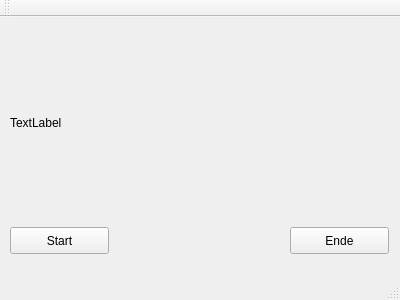
Old version of the form Client/mainwindow.ui in the repository ElectroStar/ETechnikProjekt.
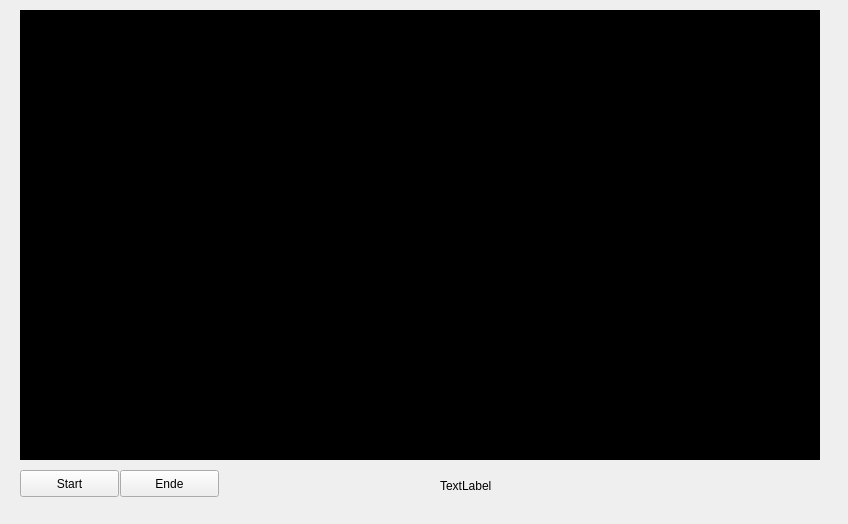
New version of the form.

Diff of the .ui file:
```diff
--- a/Client/mainwindow.ui
+++ b/Client/mainwindow.ui
@@ -6,8 +6,8 @@
    <rect>
     <x>0</x>
     <y>0</y>
-    <width>400</width>
-    <height>300</height>
+    <width>848</width>
+    <height>524</height>
    </rect>
   </property>
   <property name="windowTitle">
@@ -17,10 +17,10 @@
    <widget class="QLabel" name="lbl_label">
     <property name="geometry">
      <rect>
-      <x>10</x>
-      <y>10</y>
+      <x>440</x>
+      <y>470</y>
       <width>381</width>
-      <height>191</height>
+      <height>31</height>
      </rect>
     </property>
     <property name="text">
@@ -30,8 +30,8 @@
    <widget class="QPushButton" name="cmd_start">
     <property name="geometry">
      <rect>
-      <x>10</x>
-      <y>210</y>
+      <x>20</x>
+      <y>470</y>
       <width>99</width>
       <height>27</height>
      </rect>
@@ -43,8 +43,8 @@
    <widget class="QPushButton" name="cmd_ende">
     <property name="geometry">
      <rect>
-      <x>290</x>
-      <y>210</y>
+      <x>120</x>
+      <y>470</y>
       <width>99</width>
       <height>27</height>
      </rect>
@@ -53,6 +53,22 @@
      <string>Ende</string>
     </property>
    </widget>
+   <widget class="QLabel" name="showStreamLabel">
+    <property name="geometry">
+     <rect>
+      <x>20</x>
+      <y>10</y>
+      <width>800</width>
+      <height>450</height>
+     </rect>
+    </property>
+    <property name="styleSheet">
+     <string notr="true">background-color: rgb(0, 0, 0);</string>
+    </property>
+    <property name="text">
+     <string/>
+    </property>
+   </widget>
   </widget>
   <widget class="QMenuBar" name="menuBar">
    <property name="geometry">
@@ -64,15 +80,6 @@
     </rect>
    </property>
   </widget>
-  <widget class="QToolBar" name="mainToolBar">
-   <attribute name="toolBarArea">
-    <enum>TopToolBarArea</enum>
-   </attribute>
-   <attribute name="toolBarBreak">
-    <bool>false</bool>
-   </attribute>
-  </widget>
-  <widget class="QStatusBar" name="statusBar"/>
  </widget>
  <layoutdefault spacing="6" margin="11"/>
  <resources/>
```
Left out of the diff: 2 changed lines with no effect on the pictures.
